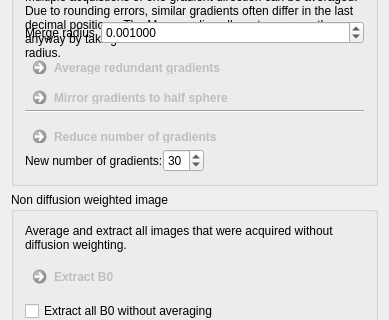
Before: the Qt Designer form Plugins/org.mitk.gui.qt.diffusionimaging/src/internal/QmitkPreprocessingViewControls.ui in MITK/MITK, drawn with Qt 5; both pictures show x 0 to 389 and y 350 to 670 of the 389 by 1017 pixel window.
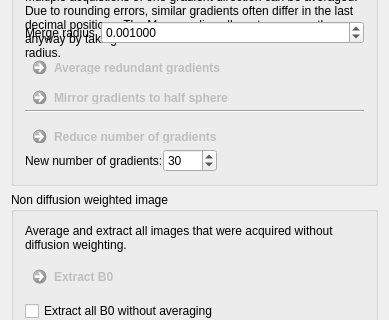
After: the same form once the commit is applied.

What changed in the file:
```diff
--- a/Plugins/org.mitk.gui.qt.diffusionimaging/src/internal/QmitkPreprocessingViewControls.ui
+++ b/Plugins/org.mitk.gui.qt.diffusionimaging/src/internal/QmitkPreprocessingViewControls.ui
@@ -316,7 +316,10 @@
          <item row="0" column="1">
           <widget class="QSpinBox" name="m_ReduceGradientsBox">
            <property name="minimum">
-            <number>1</number>
+            <number>0</number>
+           </property>
+           <property name="maximum">
+            <number>1000</number>
            </property>
            <property name="value">
             <number>30</number>
```
